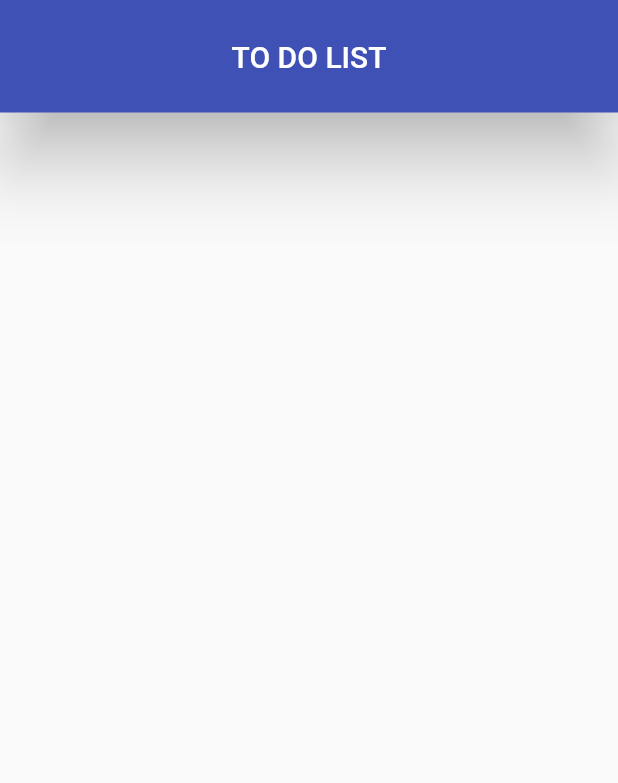
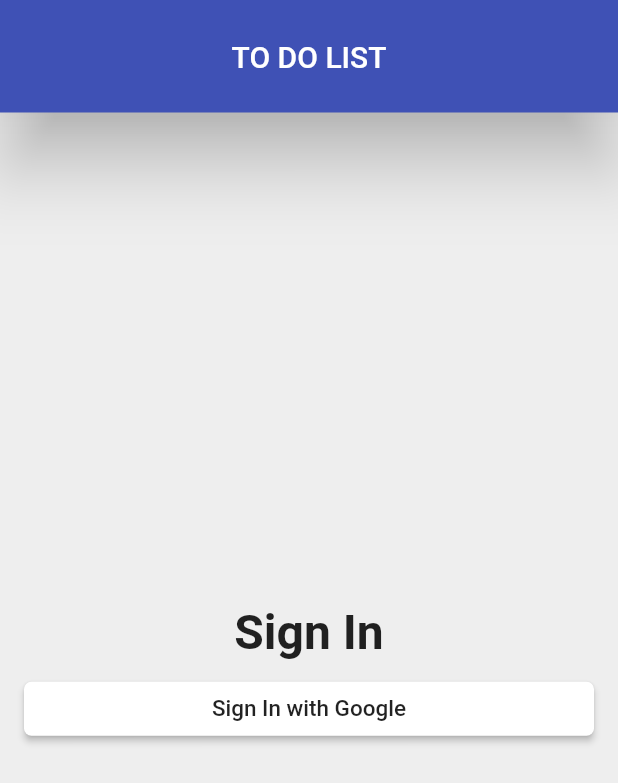
Before and after one commit to huzaifa215/TO-DO-LIST, a Flutter app: the screen it shows after launch, on a phone screen of 412 x 824 dp. Shown: the top 783 px of the screen. Run offline on Flutter 3.47's test engine with Material 2 defaults, Android fonts, the phone set to English and light mode, and no system bars.

Commit message:
radius button

```diff
--- a/to_do_list/lib/AppScreen/sign_in_page.dart
+++ b/to_do_list/lib/AppScreen/sign_in_page.dart
@@ -6,16 +6,45 @@ class SignInPage extends StatelessWidget {
     return Scaffold(
       appBar: AppBar(
         title: Center(child: Text("TO DO LIST")),
-        elevation: 20.0,// shadow under the ap bas
+        elevation: 20.0, // shadow under the ap bas
         toolbarHeight: 75,
       ),
-      body: Column(
-        children: [
-
-
-        ],
-      ),
-
+      body: BuiltCntext(),
+      backgroundColor: Colors.grey[200],
     );
   }
 }
+
+Widget BuiltCntext() {
+  return Padding(
+    padding: const EdgeInsets.all(16.0),
+    child: Column(
+      mainAxisAlignment: MainAxisAlignment.center,
+      crossAxisAlignment: CrossAxisAlignment.stretch,
+      children: [
+        Text(
+          'Sign In',
+          textAlign: TextAlign.center,
+          style: TextStyle(
+            fontSize: 32.0,
+            fontWeight: FontWeight.w600,
+          ),
+        ),
+        SizedBox(
+          height: 8.0,
+        ),
+        RaisedButton(
+          child: Text(
+            "Sign In with Google",
+            style: TextStyle(color: Colors.black87, fontSize: 15.0),
+          ),
+          color: Colors.white,
+          shape: RoundedRectangleBorder(
+            borderRadius: BorderRadius.all(Radius.circular(5.0)),
+          ),
+          onPressed: () {},
+        ),
+      ],
+    ),
+  );
+}
```
